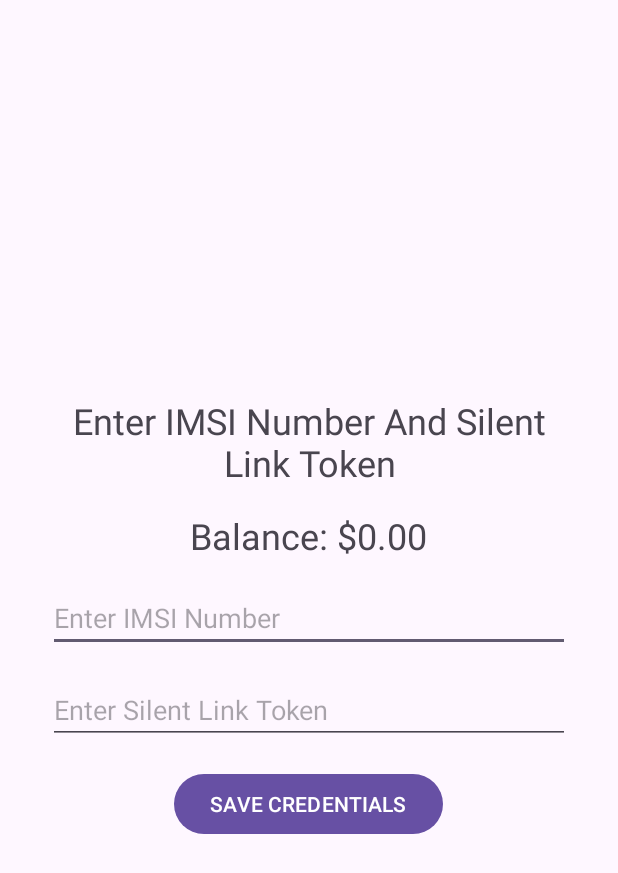
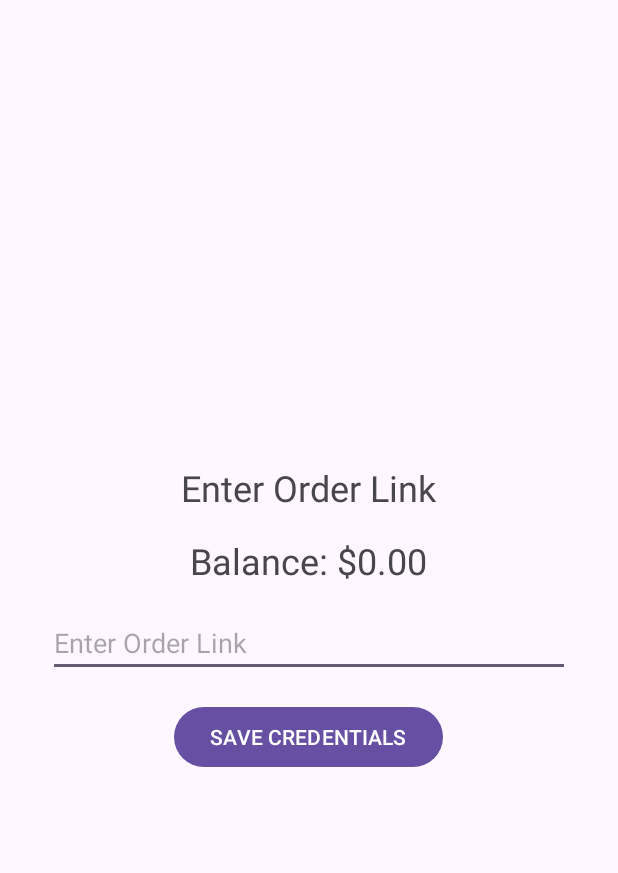
Before and after one commit to b4n6-b4n6/slbalance, an Android app: the screen it shows after launch (MainActivity), after a tap on "SAVE CREDENTIALS", on a phone screen of 412 x 824 dp. Shown: the top 873 px of the screen. Run offline under Robolectric (Android 15) with nearby library versions, the phone set to English and light mode, and no system bars; network calls fail.

Commit message:
fix: use order link istead of others

```diff
--- a/app/src/main/java/com/slbalance/BalanceWidgetProvider.kt
+++ b/app/src/main/java/com/slbalance/BalanceWidgetProvider.kt
@@ -17,6 +17,7 @@ import kotlinx.coroutines.withContext
 import okhttp3.MediaType.Companion.toMediaTypeOrNull
 import okhttp3.OkHttpClient
 import okhttp3.RequestBody.Companion.toRequestBody
+import java.util.Locale
 
 
 class BalanceWidgetProvider : AppWidgetProvider() {
@@ -96,7 +97,7 @@ class BalanceWidgetProvider : AppWidgetProvider() {
             val response = client.newCall(request).execute()
             val responseJson = Gson().fromJson(response.body?.string(), Map::class.java)
             val data = responseJson["data"] as? Map<*, *>
-            val balance = data?.get("BALANCE") as? Double
+            val balance = String.format(Locale.US, "%.2f", data?.get("BALANCE") as? Double)
             return "$$balance"
         }
     }
--- a/app/src/main/java/com/slbalance/MainActivity.kt
+++ b/app/src/main/java/com/slbalance/MainActivity.kt
@@ -15,13 +15,13 @@ import okhttp3.Headers
 import okhttp3.MediaType.Companion.toMediaTypeOrNull
 import okhttp3.OkHttpClient
 import okhttp3.RequestBody.Companion.toRequestBody
+import java.util.Locale
 
 class MainActivity : AppCompatActivity() {
 
     lateinit var text1: TextView
     lateinit var text2: TextView
     lateinit var edittext1 : EditText
-    lateinit var edittext2 : EditText
     lateinit var button1: Button
 
     override fun onCreate(savedInstanceState: Bundle?) {
@@ -39,17 +39,15 @@ class MainActivity : AppCompatActivity() {
         text1 = findViewById(R.id.text1)
         text2 = findViewById(R.id.text2)
         edittext1 = findViewById(R.id.edittext1)
-        edittext2 = findViewById(R.id.edittext2)
         button1 = findViewById(R.id.button1)
         val sharedPrefs = getSharedPreferences("sharedPrefs", MODE_PRIVATE)
         if ((sharedPrefs.getString("imsi", null) == null) || (sharedPrefs.getString("token", null) == "")) {
-            text1.text = "Enter IMSI Number And Silent Link Token"
+            text1.text = "Enter Order Link"
         } else {
             text1.visibility = TextView.GONE
             val imsi = sharedPrefs.getString("imsi", null)
             val token = sharedPrefs.getString("token", null)
-            edittext1.setText(imsi)
-            edittext2.setText(token)
+            edittext1.setText("https://silent.link/order/$token")
             val client = OkHttpClient()
             val mediaType = "application/json; charset=utf-8".toMediaTypeOrNull()
             val json = """
@@ -65,14 +63,28 @@ class MainActivity : AppCompatActivity() {
             val response = client.newCall(request).execute()
             val responseJson = Gson().fromJson(response.body?.string(), Map::class.java)
             val data = responseJson["data"] as? Map<*, *>
-            val balance = data?.get("BALANCE") as? Double
-            "$$balance".also { text2.text = it }
+            val balance = String.format(Locale.US, "%.2f", data?.get("BALANCE") as? Double)
+            "Balance: $$balance".also { text2.text = it }
         }
         button1.setOnClickListener {
-            val imsi = edittext1.text.toString()
-            val token = edittext2.text.toString()
+            val order_link = edittext1.text.toString()
+            val token = order_link.substringAfterLast("/")
             val client = OkHttpClient()
             val mediaType = "application/json; charset=utf-8".toMediaTypeOrNull()
+            val json1 = """
+                {
+                    "token": "$token"
+                }
+            """.trimIndent()
+            val req1 = okhttp3.Request.Builder()
+                .url("https://silent.link/api/v1/order")
+                .post(json1.toRequestBody(mediaType))
+                .build()
+            val resp1 = client.newCall(req1).execute()
+            val resp1Json = Gson().fromJson(resp1.body?.string(), Map::class.java)
+            val data1 = resp1Json["data"] as? Map<*, *>
+            val imsi = data1?.get("imsi") as? String
+            sharedPrefs.edit().putString("imsi", imsi).putString("token", token).apply()
             val json = """
                 {
                     "phone": "$imsi",
@@ -86,9 +98,8 @@ class MainActivity : AppCompatActivity() {
             val response = client.newCall(request).execute()
             val responseJson = Gson().fromJson(response.body?.string(), Map::class.java)
             val data = responseJson["data"] as? Map<*, *>
-            val balance = data?.get("BALANCE") as? Double
-            "$$balance".also { text2.text = it }
-            sharedPrefs.edit().putString("imsi", imsi).putString("token", token).apply()
+            val balance = String.format(Locale.US, "%.2f", data?.get("BALANCE") as? Double)
+            "Balance: $$balance".also { text2.text = it }
         }
     }
 }
--- a/app/src/main/res/layout/activity_main.xml
+++ b/app/src/main/res/layout/activity_main.xml
@@ -21,7 +21,7 @@
             android:id="@+id/text1"
             android:layout_width="wrap_content"
             android:layout_height="wrap_content"
-            android:text="Enter IMSI Number and Silent Link Token"
+            android:text="Enter Order Link"
             android:textSize="24dp"
             android:layout_marginBottom="16dp"
             android:textAlignment="center"
@@ -40,15 +40,7 @@
             android:id="@+id/edittext1"
             android:layout_width="match_parent"
             android:layout_height="wrap_content"
-            android:hint="Enter IMSI Number"
-            android:layout_marginBottom="16dp"
-            />
-
-        <EditText
-            android:id="@+id/edittext2"
-            android:layout_width="match_parent"
-            android:layout_height="wrap_content"
-            android:hint="Enter Silent Link Token"
+            android:hint="Enter Order Link"
             android:layout_marginBottom="16dp"
             />
 
```
